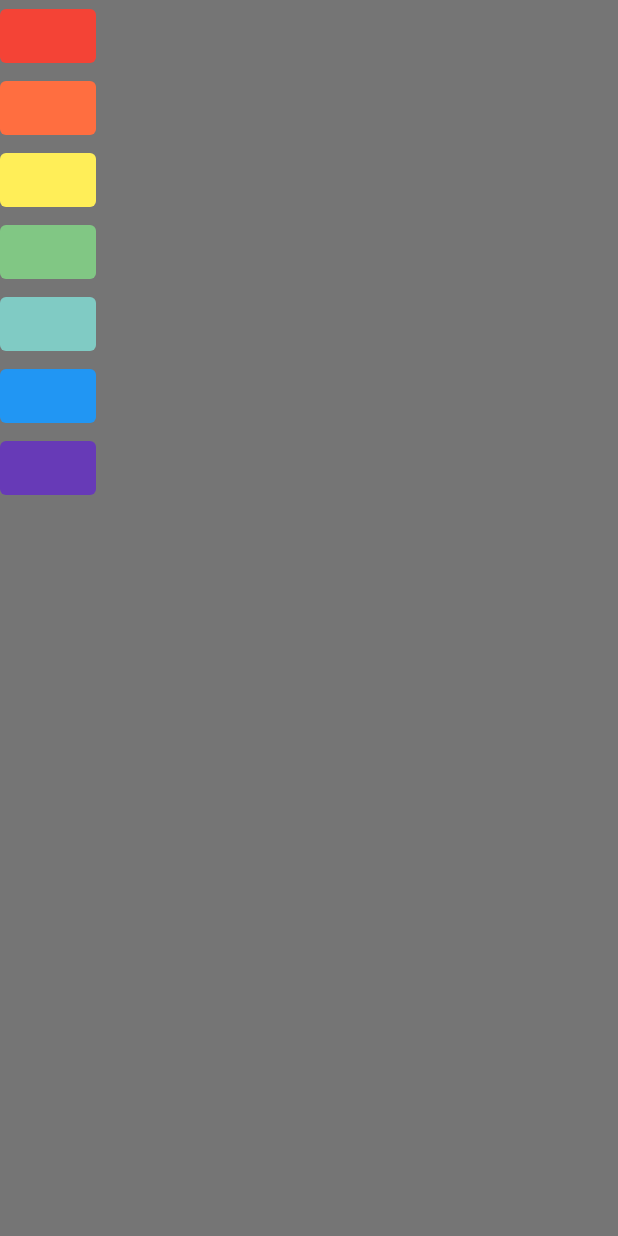
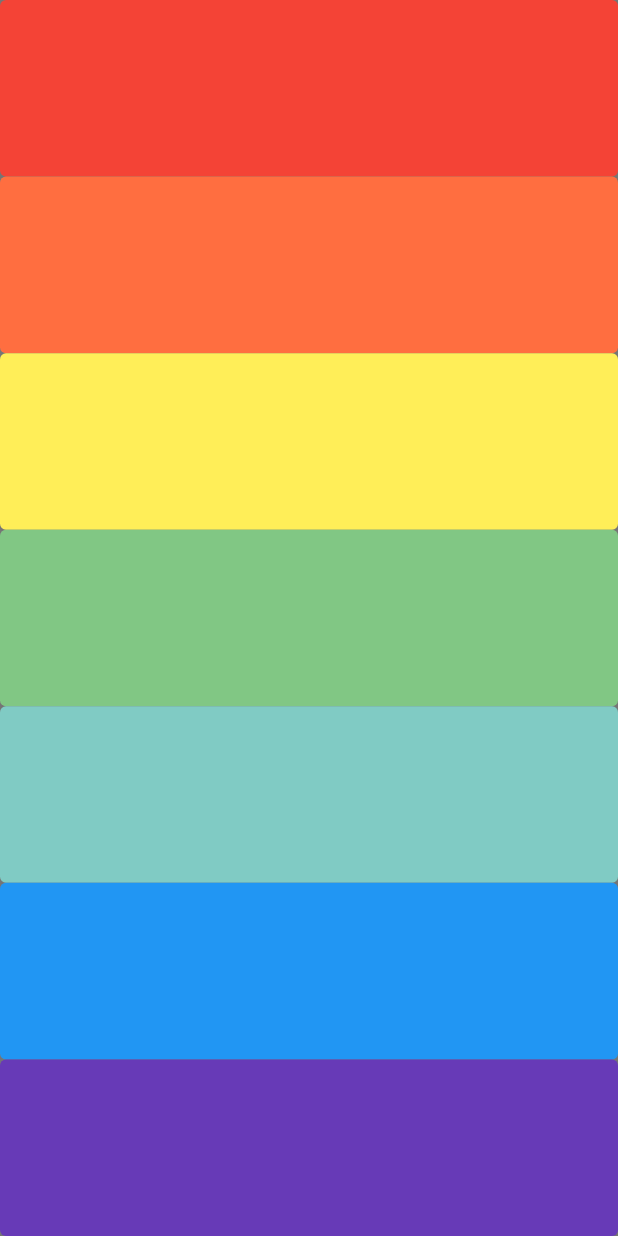
Before and after one commit to arodde/xylophone_flutter, a Flutter app: the screen it shows after launch, on a phone screen of 412 x 824 dp. Run offline on Flutter 3.47's test engine with Material 2 defaults, Android fonts, the phone set to English and light mode, and no system bars; our stand-ins replace just_audio.

Commit message:
affichage du clavier sur tou l'écran

```diff
--- a/lib/main.dart
+++ b/lib/main.dart
@@ -27,18 +27,8 @@ class _XylophoneAppState extends State<XylophoneApp> {
     super.dispose();
   }
 
-  // void playsound1(int number) {
-  //   /**
-  //    * bad asynchronus function
-  //    */
-  //   (number) async {
-  //     await player.setAsset('assets/note$number.mp4');
-  //     player.play();
-  //   };
-  // }
-
-  Future<void> playsound(int number) async {
-    await player.setAsset('assets/note$number.mp4');
+  Future<void> playsound(int soundNumber) async {
+    await player.setAsset('assets/note$soundNumber.mp4');
     player.play();
   }
 
@@ -50,7 +40,8 @@ class _XylophoneAppState extends State<XylophoneApp> {
         body: SafeArea(
           child: Column(
             children: [
-              TextButton(
+              Expanded(
+                child: TextButton(
                   style: ButtonStyle(
                     backgroundColor: MaterialStateProperty.all(Colors.red),
                   ),
@@ -59,7 +50,9 @@ class _XylophoneAppState extends State<XylophoneApp> {
                   },
                   child: Text(''),
                 ),
-              TextButton(
+              ),
+              Expanded(
+                child: TextButton(
                   style: ButtonStyle(
                     backgroundColor:
                         MaterialStateProperty.all(Colors.deepOrangeAccent),
@@ -69,7 +62,9 @@ class _XylophoneAppState extends State<XylophoneApp> {
                   },
                   child: Text(''),
                 ),
-              TextButton(
+              ),
+              Expanded(
+                child: TextButton(
                   style: ButtonStyle(
                     backgroundColor:
                         MaterialStateProperty.all(Colors.yellow.shade400),
@@ -79,7 +74,9 @@ class _XylophoneAppState extends State<XylophoneApp> {
                   },
                   child: Text(''),
                 ),
-              TextButton(
+              ),
+              Expanded(
+                child: TextButton(
                   style: ButtonStyle(
                     backgroundColor:
                         MaterialStateProperty.all(Colors.green.shade300),
@@ -89,7 +86,9 @@ class _XylophoneAppState extends State<XylophoneApp> {
                   },
                   child: Text(''),
                 ),
-              TextButton(
+              ),
+              Expanded(
+                child: TextButton(
                   style: ButtonStyle(
                     backgroundColor:
                         MaterialStateProperty.all(Colors.teal.shade200),
@@ -99,7 +98,9 @@ class _XylophoneAppState extends State<XylophoneApp> {
                   },
                   child: Text(''),
                 ),
-              TextButton(
+              ),
+              Expanded(
+                child: TextButton(
                   style: ButtonStyle(
                     backgroundColor: MaterialStateProperty.all(Colors.blue),
                   ),
@@ -108,17 +109,22 @@ class _XylophoneAppState extends State<XylophoneApp> {
                   },
                   child: Text(''),
                 ),
-              TextButton(
+              ),
+              Expanded(
+                child: TextButton(
                   style: ButtonStyle(
-                  backgroundColor: MaterialStateProperty.all(Colors.deepPurple),
+                    backgroundColor:
+                        MaterialStateProperty.all(Colors.deepPurple),
                   ),
                   onPressed: () async {
                     playsound(7);
                   },
                   child: Text(''),
                 ),
+              ),
             ],
             mainAxisAlignment: MainAxisAlignment.start,
+            crossAxisAlignment: CrossAxisAlignment.stretch,
           ),
         ),
       ),
```
Lines whose indentation alone changed are shown as unchanged.
